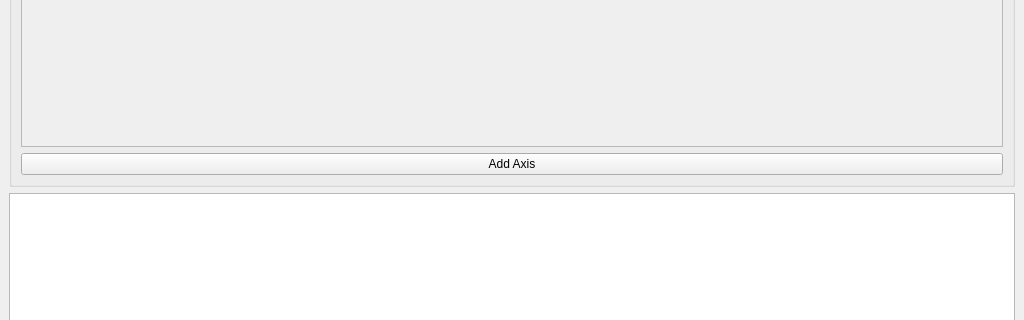
Before: the Qt Designer form src/app/mainwindow/mainwindow.ui in changhui-pal/QtKohzuController, drawn with Qt 5; both pictures show x 0 to 1024 and y 229 to 549 of the 1024 by 768 pixel window.
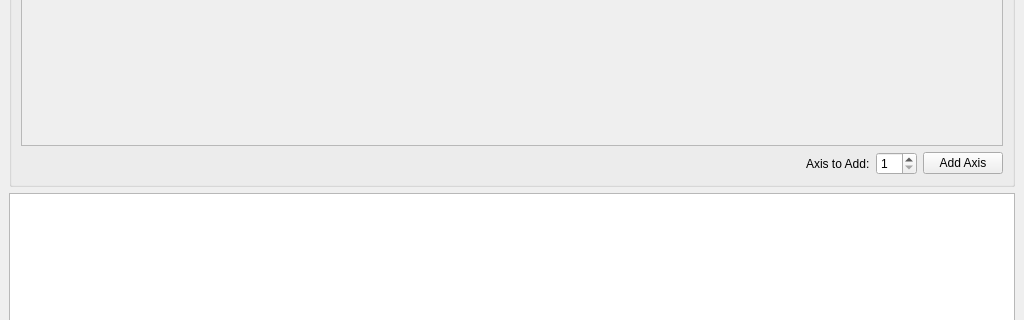
After: the same form once the commit is applied.

```diff
--- a/src/app/mainwindow/mainwindow.ui
+++ b/src/app/mainwindow/mainwindow.ui
@@ -76,11 +76,42 @@
         </widget>
        </item>
        <item>
+        <layout class="QHBoxLayout" name="addAxisLayout">
+         <item>
+          <spacer name="horizontalSpacer">
+           <property name="orientation">
+            <enum>Qt::Horizontal</enum>
+           </property>
+           <property name="sizeHint" stdset="0">
+            <size>
+             <width>40</width>
+             <height>20</height>
+            </size>
+           </property>
+          </spacer>
+         </item>
+         <item>
+          <widget class="QLabel" name="label_3">
+           <property name="text">
+            <string>Axis to Add:</string>
+           </property>
+          </widget>
+         </item>
+         <item>
+          <widget class="QSpinBox" name="addAxisSpinBox">
+           <property name="minimum">
+            <number>1</number>
+           </property>
+          </widget>
+         </item>
+         <item>
         <widget class="QPushButton" name="addAxisButton">
          <property name="text">
           <string>Add Axis</string>
          </property>
         </widget>
+         </item>
+        </layout>
        </item>
       </layout>
      </widget>
```
Lines whose indentation alone changed are shown as unchanged.
